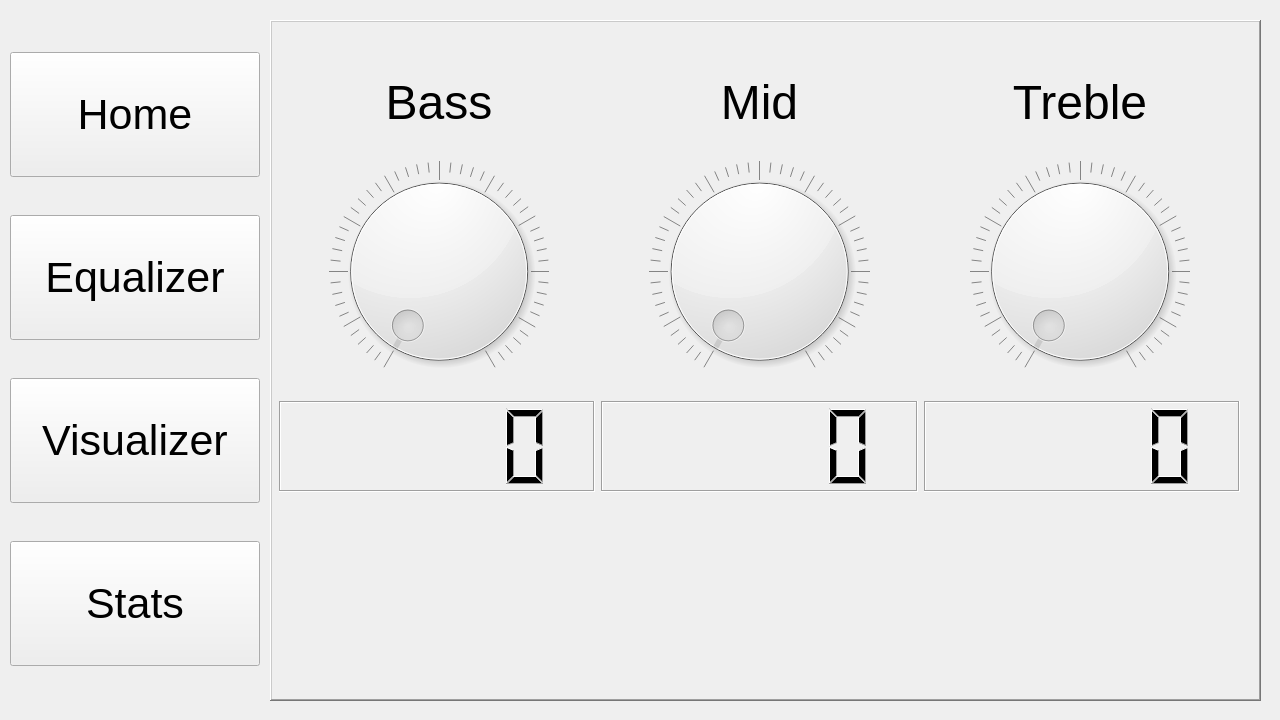
First picture: the form in BadMouth_main/bm_gui/form.ui, repository 490-BadMouth/BadMouth, before the edit.
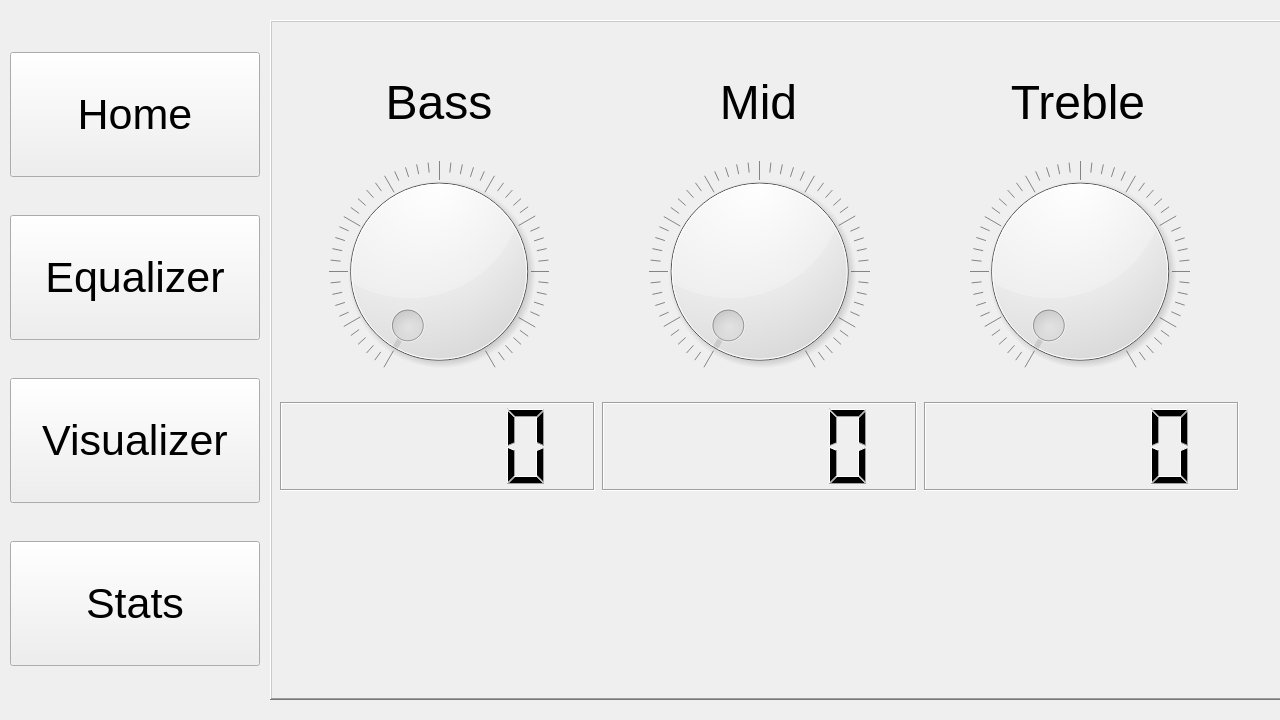
Second picture: the form after the edit.

Commit message: button mod

What changed in the file:
```diff
--- a/BadMouth_main/bm_gui/form.ui
+++ b/BadMouth_main/bm_gui/form.ui
@@ -10,6 +10,18 @@
     <height>720</height>
    </rect>
   </property>
+  <property name="sizePolicy">
+   <sizepolicy hsizetype="Maximum" vsizetype="Maximum">
+    <horstretch>0</horstretch>
+    <verstretch>0</verstretch>
+   </sizepolicy>
+  </property>
+  <property name="maximumSize">
+   <size>
+    <width>1280</width>
+    <height>720</height>
+   </size>
+  </property>
   <property name="palette">
    <palette>
     <active>
@@ -459,6 +471,18 @@
    <bool>false</bool>
   </property>
   <widget class="QWidget" name="centralwidget">
+   <property name="sizePolicy">
+    <sizepolicy hsizetype="Maximum" vsizetype="Maximum">
+     <horstretch>0</horstretch>
+     <verstretch>0</verstretch>
+    </sizepolicy>
+   </property>
+   <property name="maximumSize">
+    <size>
+     <width>1280</width>
+     <height>720</height>
+    </size>
+   </property>
    <widget class="QWidget" name="verticalLayoutWidget">
     <property name="geometry">
      <rect>
@@ -468,7 +492,22 @@
       <height>681</height>
      </rect>
     </property>
+    <property name="minimumSize">
+     <size>
+      <width>261</width>
+      <height>681</height>
+     </size>
+    </property>
+    <property name="maximumSize">
+     <size>
+      <width>261</width>
+      <height>681</height>
+     </size>
+    </property>
     <layout class="QVBoxLayout" name="verticalLayout_buttons">
+     <property name="sizeConstraint">
+      <enum>QLayout::SetMaximumSize</enum>
+     </property>
      <item>
       <widget class="QPushButton" name="pushButton_home">
        <property name="maximumSize">
@@ -600,10 +639,28 @@
      <rect>
       <x>270</x>
       <y>20</y>
-      <width>991</width>
-      <height>681</height>
+      <width>1100</width>
+      <height>680</height>
      </rect>
     </property>
+    <property name="sizePolicy">
+     <sizepolicy hsizetype="Maximum" vsizetype="Maximum">
+      <horstretch>0</horstretch>
+      <verstretch>0</verstretch>
+     </sizepolicy>
+    </property>
+    <property name="minimumSize">
+     <size>
+      <width>0</width>
+      <height>0</height>
+     </size>
+    </property>
+    <property name="maximumSize">
+     <size>
+      <width>1100</width>
+      <height>700</height>
+     </size>
+    </property>
     <property name="palette">
      <palette>
       <active>
@@ -1075,11 +1132,41 @@
        <height>679</height>
       </rect>
      </property>
+     <property name="sizePolicy">
+      <sizepolicy hsizetype="Maximum" vsizetype="Maximum">
+       <horstretch>0</horstretch>
+       <verstretch>0</verstretch>
+      </sizepolicy>
+     </property>
+     <property name="minimumSize">
+      <size>
+       <width>1001</width>
+       <height>679</height>
+      </size>
+     </property>
+     <property name="maximumSize">
+      <size>
+       <width>1001</width>
+       <height>679</height>
+      </size>
+     </property>
      <property name="currentIndex">
       <number>1</number>
      </property>
      <widget class="QWidget" name="page_home"/>
      <widget class="QWidget" name="page_eq">
+      <property name="sizePolicy">
+       <sizepolicy hsizetype="Maximum" vsizetype="Maximum">
+        <horstretch>0</horstretch>
+        <verstretch>0</verstretch>
+       </sizepolicy>
+      </property>
+      <property name="maximumSize">
+       <size>
+        <width>1280</width>
+        <height>720</height>
+       </size>
+      </property>
       <widget class="QWidget" name="horizontalLayoutWidget">
        <property name="geometry">
         <rect>
@@ -1089,6 +1176,18 @@
          <height>261</height>
         </rect>
        </property>
+       <property name="minimumSize">
+        <size>
+         <width>961</width>
+         <height>261</height>
+        </size>
+       </property>
+       <property name="maximumSize">
+        <size>
+         <width>961</width>
+         <height>261</height>
+        </size>
+       </property>
        <layout class="QHBoxLayout" name="horizontalLayout">
         <property name="spacing">
          <number>100</number>
@@ -1104,6 +1203,18 @@
         </property>
         <item>
          <widget class="QDial" name="dial_2">
+          <property name="minimumSize">
+           <size>
+            <width>220</width>
+            <height>259</height>
+           </size>
+          </property>
+          <property name="maximumSize">
+           <size>
+            <width>220</width>
+            <height>259</height>
+           </size>
+          </property>
           <property name="notchesVisible">
            <bool>true</bool>
           </property>
@@ -1111,6 +1222,18 @@
         </item>
         <item>
          <widget class="QDial" name="dial_3">
+          <property name="minimumSize">
+           <size>
+            <width>221</width>
+            <height>259</height>
+           </size>
+          </property>
+          <property name="maximumSize">
+           <size>
+            <width>221</width>
+            <height>259</height>
+           </size>
+          </property>
           <property name="notchesVisible">
            <bool>true</bool>
           </property>
@@ -1118,6 +1241,18 @@
         </item>
         <item>
          <widget class="QDial" name="dial">
+          <property name="minimumSize">
+           <size>
+            <width>220</width>
+            <height>259</height>
+           </size>
+          </property>
+          <property name="maximumSize">
+           <size>
+            <width>220</width>
+            <height>259</height>
+           </size>
+          </property>
           <property name="notchesVisible">
            <bool>true</bool>
           </property>
@@ -1134,12 +1269,36 @@
          <height>82</height>
         </rect>
        </property>
+       <property name="minimumSize">
+        <size>
+         <width>961</width>
+         <height>82</height>
+        </size>
+       </property>
+       <property name="maximumSize">
+        <size>
+         <width>961</width>
+         <height>82</height>
+        </size>
+       </property>
        <layout class="QHBoxLayout" name="horizontalLayout_eq_labels">
         <property name="spacing">
          <number>0</number>
         </property>
         <item>
          <widget class="QLabel" name="label_bass">
+          <property name="minimumSize">
+           <size>
+            <width>320</width>
+            <height>80</height>
+           </size>
+          </property>
+          <property name="maximumSize">
+           <size>
+            <width>320</width>
+            <height>80</height>
+           </size>
+          </property>
           <property name="font">
            <font>
             <pointsize>36</pointsize>
@@ -1155,6 +1314,18 @@
         </item>
         <item>
          <widget class="QLabel" name="label_mid">
+          <property name="minimumSize">
+           <size>
+            <width>319</width>
+            <height>80</height>
+           </size>
+          </property>
+          <property name="maximumSize">
+           <size>
+            <width>319</width>
+            <height>80</height>
+           </size>
+          </property>
           <property name="font">
            <font>
             <pointsize>36</pointsize>
@@ -1170,6 +1341,18 @@
         </item>
         <item>
          <widget class="QLabel" name="label_treb">
+          <property name="minimumSize">
+           <size>
+            <width>320</width>
+            <height>80</height>
+           </size>
+          </property>
+          <property name="maximumSize">
+           <size>
+            <width>320</width>
+            <height>80</height>
+           </size>
+          </property>
           <property name="font">
            <font>
             <pointsize>36</pointsize>
@@ -1194,9 +1377,33 @@
          <height>91</height>
         </rect>
        </property>
+       <property name="minimumSize">
+        <size>
+         <width>961</width>
+         <height>91</height>
+        </size>
+       </property>
+       <property name="maximumSize">
+        <size>
+         <width>961</width>
+         <height>91</height>
+        </size>
+       </property>
        <layout class="QHBoxLayout" name="horizontalLayout_eq_7segs">
         <item>
          <widget class="QLCDNumber" name="lcdNumber_3">
+          <property name="minimumSize">
+           <size>
+            <width>315</width>
+            <height>89</height>
+           </size>
+          </property>
+          <property name="maximumSize">
+           <size>
+            <width>315</width>
+            <height>89</height>
+           </size>
+          </property>
           <property name="layoutDirection">
            <enum>Qt::LeftToRight</enum>
           </property>
@@ -1207,6 +1414,18 @@
         </item>
         <item>
          <widget class="QLCDNumber" name="lcdNumber_2">
+          <property name="minimumSize">
+           <size>
+            <width>315</width>
+            <height>89</height>
+           </size>
+          </property>
+          <property name="maximumSize">
+           <size>
+            <width>315</width>
+            <height>89</height>
+           </size>
+          </property>
           <property name="frameShadow">
            <enum>QFrame::Sunken</enum>
           </property>
@@ -1217,6 +1436,18 @@
           <property name="enabled">
            <bool>true</bool>
           </property>
+          <property name="minimumSize">
+           <size>
+            <width>315</width>
+            <height>89</height>
+           </size>
+          </property>
+          <property name="maximumSize">
+           <size>
+            <width>315</width>
+            <height>89</height>
+           </size>
+          </property>
           <property name="frameShadow">
            <enum>QFrame::Sunken</enum>
           </property>
```
Left out of the diff: 48 changed lines with no effect on the pictures. The commit also changes 1 other file.
